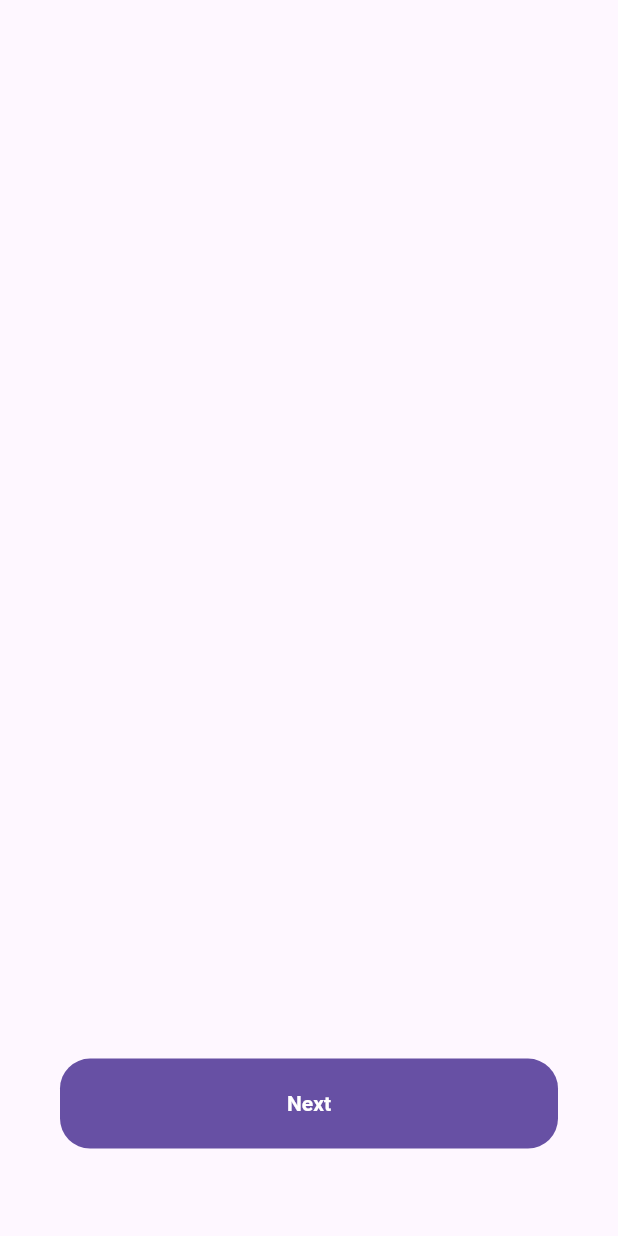
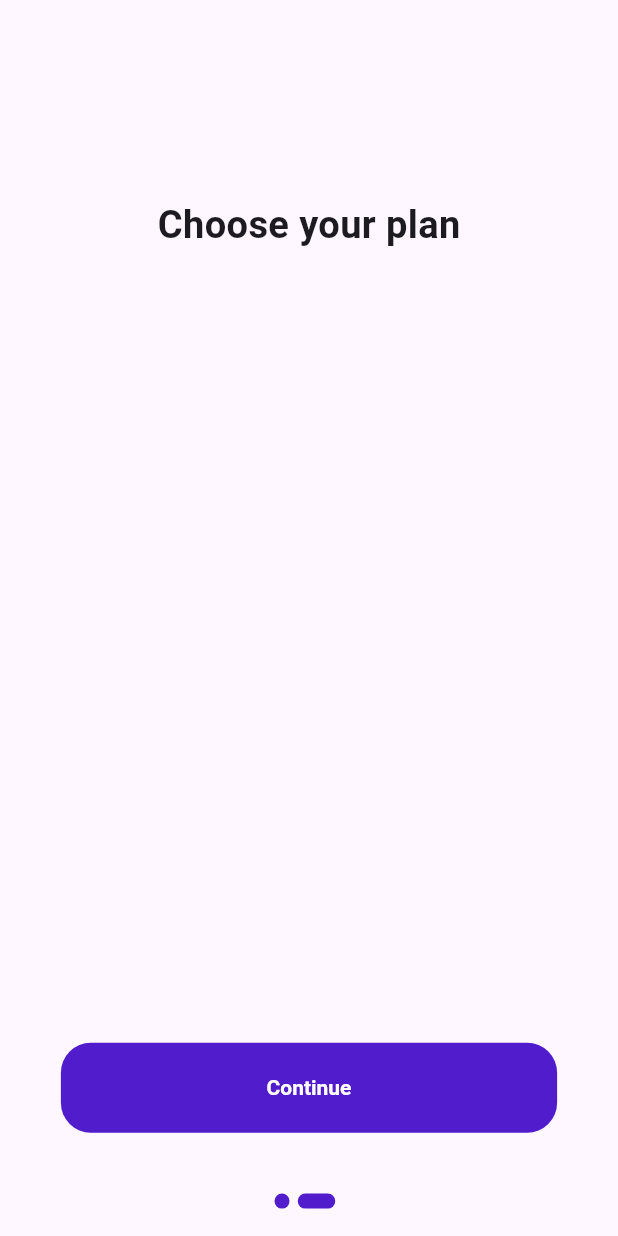
Before and after one commit to anonymous-startup/fitness_app_ui, a Flutter app: the screen it shows after launch, after a tap on "Next", on a phone screen of 412 x 824 dp. Run offline on Flutter 3.47's test engine with Material 3 defaults, Android fonts, the phone set to English and light mode, and no system bars.

Commit message:
choose plan setup

```diff
--- /dev/null
+++ b/lib/constants.dart
@@ -0,0 +1,6 @@
+import 'package:flutter/material.dart';
+
+const primaryColor = Color(0xff511ccc);
+const primaryTextColor = Color.fromARGB(255, 255, 255, 255);
+const secondaryTextColor = Color.fromARGB(255, 0, 0, 0);
+const tertiaryTextColor = Color(0xffEBFF00);
--- a/lib/main.dart
+++ b/lib/main.dart
@@ -11,9 +11,6 @@
     SizeConfig().init(context);
     return MaterialApp(
       debugShowCheckedModeBanner: false,
-      theme: ThemeData(
-        primarySwatch: Colors.deepOrange,
-      ),
       home: OnbordingScreen(),
     );
   }
--- /dev/null
+++ b/lib/screens/onboarding/chooseplan_screen.dart
@@ -0,0 +1,37 @@
+import 'package:fitness_app/size_config.dart';
+import 'package:flutter/material.dart';
+
+class ChoosePlanScreen extends StatefulWidget {
+  const ChoosePlanScreen({super.key});
+
+  @override
+  State<ChoosePlanScreen> createState() => _ChoosePlanScreenState();
+}
+
+class _ChoosePlanScreenState extends State<ChoosePlanScreen> {
+  @override
+  Widget build(BuildContext context) {
+    return SingleChildScrollView(
+      child: Column(
+        children: [
+          //Title
+          Container(
+            margin: EdgeInsets.only(top: getProportionateScreenHeight(130)),
+            child: Center(
+              child: Text(
+                "Choose your plan",
+                style: TextStyle(
+                    fontSize: getProportionateScreenHeight(25),
+                    fontWeight: FontWeight.bold),
+              ),
+            ),
+          ),
+
+          //selection buttons
+
+
+        ],
+      ),
+    );
+  }
+}
--- /dev/null
+++ b/lib/screens/onboarding/components/choice_button.dart
@@ -0,0 +1,15 @@
+import 'package:flutter/material.dart';
+
+class ChoiceButton extends StatefulWidget {
+  const ChoiceButton({super.key});
+
+  @override
+  State<ChoiceButton> createState() => _ChoiceButtonState();
+}
+
+class _ChoiceButtonState extends State<ChoiceButton> {
+  @override
+  Widget build(BuildContext context) {
+    return const Placeholder();
+  }
+}
--- a/lib/screens/onboarding/models/onboarding_model.dart
+++ b/lib/screens/onboarding/models/onboarding_model.dart
@@ -1,3 +1,6 @@
+import 'package:fitness_app/screens/onboarding/chooseplan_screen.dart';
+
 List<dynamic> contents = [
-
+    ChoosePlanScreen(),
+    ChoosePlanScreen(),
 ];
--- a/lib/screens/onboarding/onboarding_screen.dart
+++ b/lib/screens/onboarding/onboarding_screen.dart
@@ -1,3 +1,4 @@
+import 'package:fitness_app/constants.dart';
 import 'package:fitness_app/screens/onboarding/models/onboarding_model.dart';
 import 'package:fitness_app/size_config.dart';
 import 'package:flutter/material.dart';
@@ -6,7 +7,10 @@ import 'package:flutter/material.dart';
 // import 'package:unbording/home.dart';
 
 class OnbordingScreen extends StatefulWidget {
+  const OnbordingScreen({super.key});
+
   @override
+  // ignore: library_private_types_in_public_api
   _OnbordingScreenState createState() => _OnbordingScreenState();
 }
 
@@ -47,7 +51,7 @@ class _OnbordingScreenState extends State<OnbordingScreen> {
           ),
           Container(
             height: 60,
-            margin: EdgeInsets.all(40),
+            margin: EdgeInsets.all(getProportionateScreenHeight(40)),
             width: double.infinity,
             child: TextButton(
               onPressed: () {
@@ -63,12 +67,12 @@ class _OnbordingScreenState extends State<OnbordingScreen> {
                 // }
 
                 _controller.nextPage(
-                  duration: Duration(milliseconds: 100),
-                  curve: Curves.bounceIn,
+                  duration: const Duration(milliseconds: 100),
+                  curve: Curves.linear,
                 );
               },
               style: TextButton.styleFrom(
-                backgroundColor: Theme.of(context).primaryColor,
+                backgroundColor: primaryColor,
                 textStyle: const TextStyle(color: Colors.white),
                 shape: RoundedRectangleBorder(
                   borderRadius: BorderRadius.circular(20),
@@ -104,7 +108,7 @@ class _OnbordingScreenState extends State<OnbordingScreen> {
       ),
       decoration: BoxDecoration(
         borderRadius: BorderRadius.circular(20),
-        color: Theme.of(context).primaryColor,
+        color: primaryColor,
       ),
     );
   }
```
